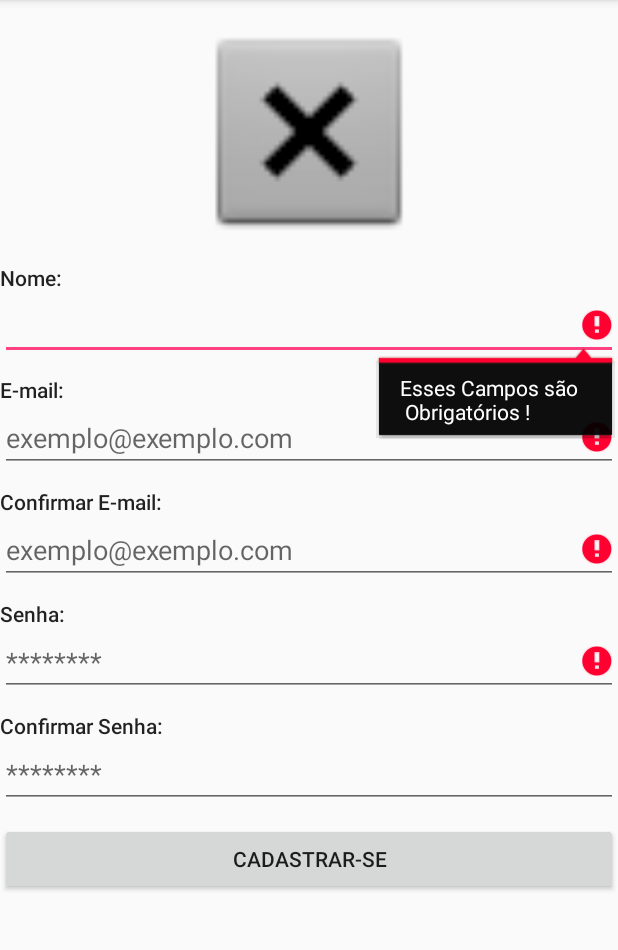
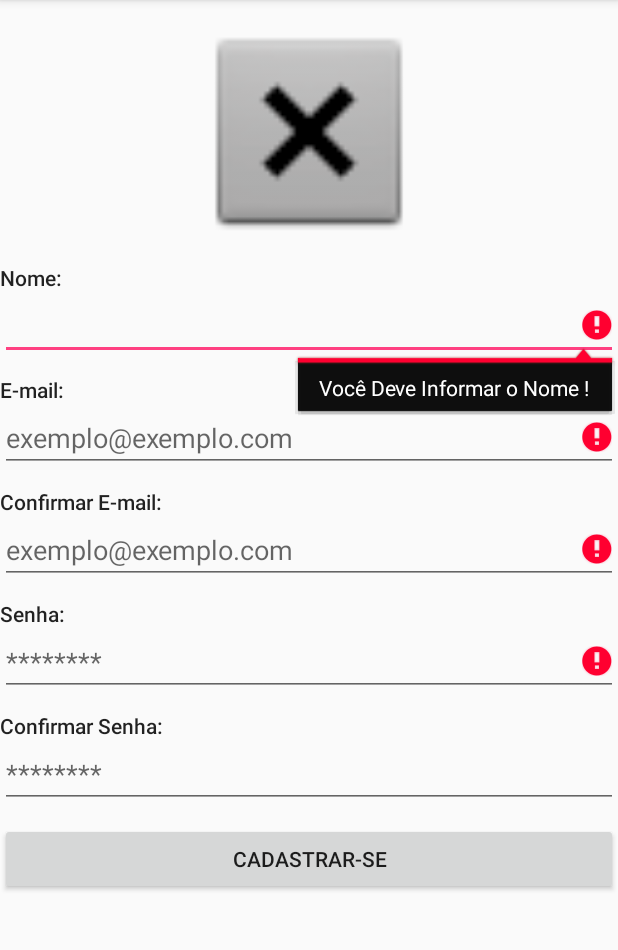
Before and after one commit to GeisonPiegas/ProdAPP, an Android app: the screen it shows after launch (TelaDeCadastro), after a tap on "CADASTRAR-SE", on a phone screen of 412 x 824 dp, the part 84-1034 px from its top. Run offline under Robolectric (Android 15) with nearby library versions, the phone set to English and light mode, and no system bars.

Commit message:
Adicionando Pequenas Alterações

```diff
--- a/app/src/main/java/com/example/alunos/prodapp/TelaDeCadastro.java
+++ b/app/src/main/java/com/example/alunos/prodapp/TelaDeCadastro.java
@@ -127,17 +127,17 @@ public class TelaDeCadastro extends AppCompatActivity implements View.OnClickLis
         // Resposável por fazer os Testes Lógicos e Exibir pro usuário ao se logar
         if ((nome_usuario == null) || (nome_usuario.equals(""))) {
             validacao = false;
-            NomeEditTextTelaDeCadastro.setError(getString(R.string.CamposObrigatorios));
+            NomeEditTextTelaDeCadastro.setError(getString(R.string.CampoNomeUsuario));
         }
 
         if ((email_usuario == null) || (email_usuario.equals(""))) {
             validacao = false;
-            EmailEditTextTelaDeCadastro.setError(getString(R.string.CamposObrigatorios));
+            EmailEditTextTelaDeCadastro.setError(getString(R.string.CampoEmailUsuario));
         }
 
         if ((senha_usuario == null) || (senha_usuario.equals(""))) {
             validacao = false;
-            SenhaEditTextTelaDeCadastro.setError(getString(R.string.CamposObrigatorios));
+            SenhaEditTextTelaDeCadastro.setError(getString(R.string.CampoSenhaUsuario));
 
         }
 
--- a/app/src/main/java/com/example/alunos/prodapp/TelaDeLogin.java
+++ b/app/src/main/java/com/example/alunos/prodapp/TelaDeLogin.java
@@ -14,6 +14,7 @@ import android.widget.LinearLayout;
 import android.widget.RelativeLayout;
 import android.widget.ScrollView;
 import android.widget.TextView;
+import android.widget.Toast;
 
 import BD.UsuariosBD;
 import Mensagem.MensagemGeral;
@@ -67,8 +68,9 @@ public class TelaDeLogin extends AppCompatActivity implements View.OnClickListen
 
         //------
         helper = new UsuariosBD(this) ; // Criando e Iniciando o Metodo Helper dentro do ON-CREATE
+        //------------------
 
-        //------------------
+
         // Irá Pegar o Arquivo de Preferencia que foi salvo e testar
         SharedPreferences sharedPreferences = getSharedPreferences(PREFERENCE_NAME, MODE_PRIVATE);
 
@@ -131,7 +133,7 @@ public class TelaDeLogin extends AppCompatActivity implements View.OnClickListen
 
         if (validacao) { // A condição assim, significa que é Verdadeiro, pois no inicio do codigo da classe foi definido como True.
 
-            // Toast.makeText(this, "OK", Toast.LENGTH_SHORT).show();
+             Toast.makeText(this, "Masoq?", Toast.LENGTH_SHORT).show();
 
             // Se a validação tiver sido POSITIVA irá fazer os comando abaixo e enviar os parametros para a classe UsuárioDB
             if (helper.logar(email, senha)) {
--- a/app/src/main/res/layout/item_silos.xml
+++ b/app/src/main/res/layout/item_silos.xml
@@ -8,9 +8,10 @@
         android:id="@+id/imagenViewSilo"
         android:layout_width="match_parent"
         android:layout_height="match_parent"
-        android:scaleType="centerInside"
-        android:transitionName="@drawable/icon_silos"
+        android:scaleType="centerInside"/>
+      <!--  android:transitionName="@drawable/icon_silos"
         app:srcCompat="@drawable/icon_silos" />
+        -->
 
     <TextView
         android:id="@+id/textViewnomeSilo"
--- a/app/src/main/res/values/strings.xml
+++ b/app/src/main/res/values/strings.xml
@@ -15,7 +15,19 @@
     <string name="SenhaTextViewTelaDeCadastro">Senha:</string>
     <string name="ConfirmarSenhaTextViewTelaDeCadastro">Informe sua Senha Novamente:</string>
     <string name="CadastrarButtonTelaDeCadastro">Cadastrar-se</string>
+
+
     <string name="CamposObrigatorios">Esses Campos são \n Obrigatórios !</string>
+    <string name="CampoSenhaUsuario">Você Deve Informar a Senha !</string>
+    <string name="CampoEmailUsuario">Você Deve Informar o E-mail !</string>
+    <string name="CampoNomeUsuario">Você Deve Informar o Nome !</string>
+
+    <string name="EmailNaoCorreponde">Os E-mails Informados São Diferentes !</string>
+    <string name="SenhaNaoCorreponde">As Senhas Informadas São Diferentes !</string>
+
+
+
+
 
     <!-- Copiados Direto do Projeto PARTIU_sb -->
     <string name="Atualizar_Evento">Atualizar Eventos</string>
```
